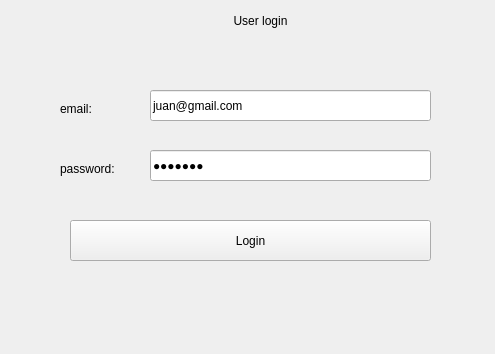
This is src/views/login.ui in Jjat00/Deptherm-Inspection as Qt 5 draws it before an edit. The edited form follows.
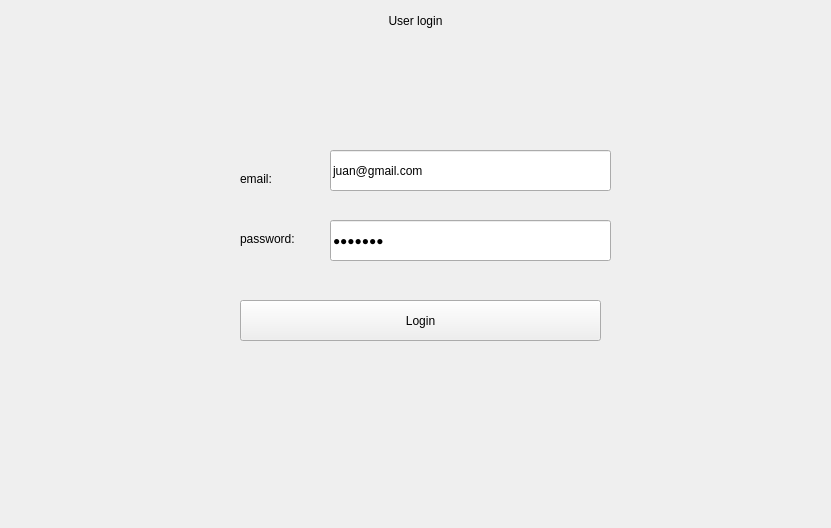
This is the edited form.

```diff
--- a/src/views/login.ui
+++ b/src/views/login.ui
@@ -6,8 +6,8 @@
    <rect>
     <x>0</x>
     <y>0</y>
-    <width>495</width>
-    <height>354</height>
+    <width>831</width>
+    <height>528</height>
    </rect>
   </property>
   <property name="windowTitle">
@@ -16,8 +16,8 @@
   <widget class="QPushButton" name="buttonLogin">
    <property name="geometry">
     <rect>
-     <x>70</x>
-     <y>220</y>
+     <x>240</x>
+     <y>300</y>
      <width>361</width>
      <height>41</height>
     </rect>
@@ -29,10 +29,10 @@
   <widget class="QLineEdit" name="lineEditEmail">
    <property name="geometry">
     <rect>
-     <x>150</x>
-     <y>90</y>
+     <x>330</x>
+     <y>150</y>
      <width>281</width>
-     <height>31</height>
+     <height>41</height>
     </rect>
    </property>
    <property name="text">
@@ -42,10 +42,10 @@
   <widget class="QLineEdit" name="lineEditPassword">
    <property name="geometry">
     <rect>
-     <x>150</x>
-     <y>150</y>
+     <x>330</x>
+     <y>220</y>
      <width>281</width>
-     <height>31</height>
+     <height>41</height>
     </rect>
    </property>
    <property name="text">
@@ -60,7 +60,7 @@
     <rect>
      <x>0</x>
      <y>0</y>
-     <width>521</width>
+     <width>831</width>
      <height>41</height>
     </rect>
    </property>
@@ -74,8 +74,8 @@
   <widget class="QLabel" name="label_3">
    <property name="geometry">
     <rect>
-     <x>60</x>
-     <y>100</y>
+     <x>240</x>
+     <y>170</y>
      <width>67</width>
      <height>17</height>
     </rect>
@@ -87,8 +87,8 @@
   <widget class="QLabel" name="label_4">
    <property name="geometry">
     <rect>
-     <x>60</x>
-     <y>160</y>
+     <x>240</x>
+     <y>230</y>
      <width>67</width>
      <height>17</height>
     </rect>
@@ -100,9 +100,9 @@
   <widget class="QLabel" name="labelMessage">
    <property name="geometry">
     <rect>
-     <x>70</x>
-     <y>280</y>
-     <width>381</width>
+     <x>200</x>
+     <y>420</y>
+     <width>451</width>
      <height>41</height>
     </rect>
    </property>
```
